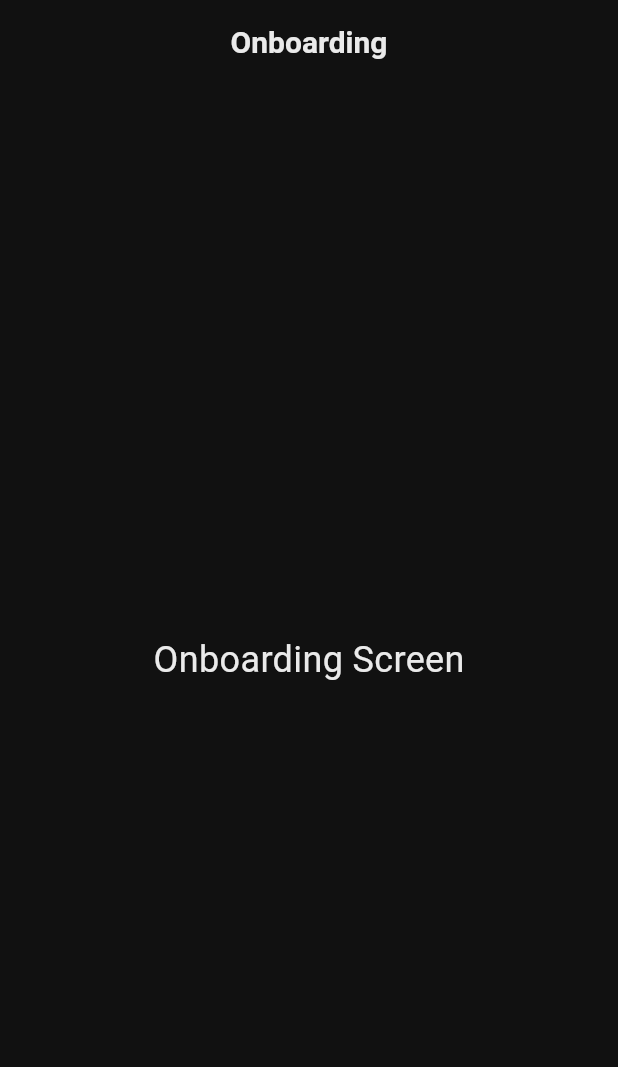
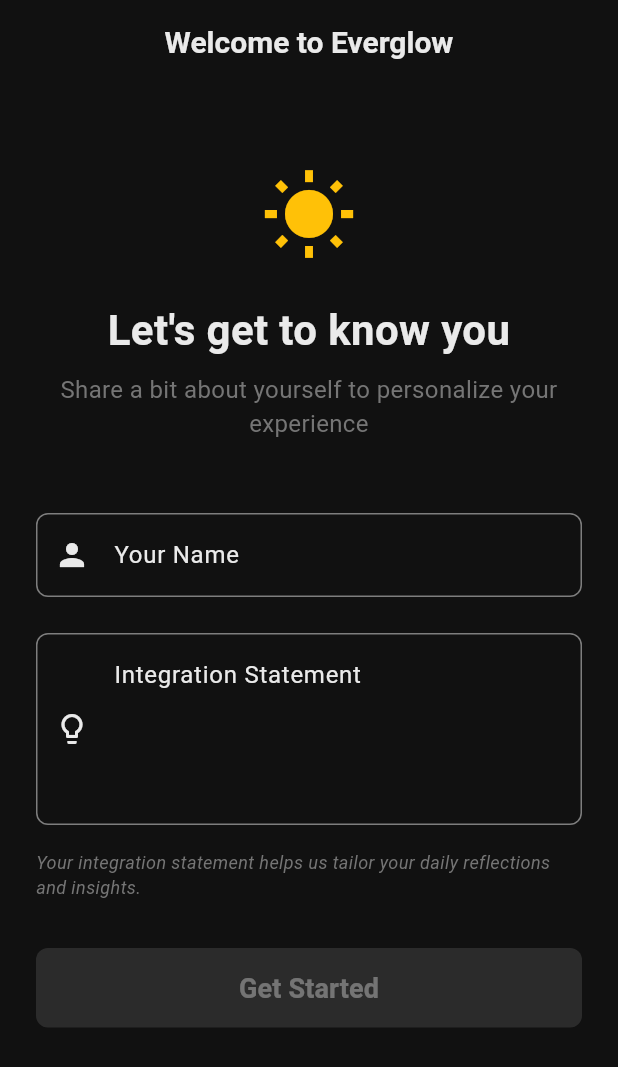
Before and after one commit to julianesar/everglow, a Flutter app: the screen it shows after launch, on a phone screen of 412 x 824 dp. Shown: the top 1067 px of the screen. Run offline on Flutter 3.47's test engine with Material 3 defaults, Android fonts, the phone set to English and light mode, and no system bars; our stand-ins replace flutter_riverpod, go_router, isar, riverpod_annotation; accounts and stored records are empty; generated files the repository leaves out were written again; Roboto replaces fonts that are missing (Lora, Satoshi).

Commit message:
onboarding screen ok

```diff
--- /dev/null
+++ b/lib/presentation/features/onboarding/onboarding_controller.dart
@@ -0,0 +1,115 @@
+import 'package:riverpod_annotation/riverpod_annotation.dart';
+import '../../../data/repositories/user_repository.dart';
+
+part 'onboarding_controller.g.dart';
+
+/// Immutable state class for the Onboarding screen.
+///
+/// Manages the user input state and button enablement logic.
+class OnboardingState {
+  /// Creates an [OnboardingState] instance.
+  const OnboardingState({
+    required this.name,
+    required this.statement,
+    required this.isButtonEnabled,
+  });
+
+  /// Creates the initial state with empty values.
+  const OnboardingState.initial()
+      : name = '',
+        statement = '',
+        isButtonEnabled = false;
+
+  /// The user's name input.
+  final String name;
+
+  /// The user's integration statement input.
+  final String statement;
+
+  /// Whether the submit button should be enabled.
+  ///
+  /// The button is enabled when both [name] and [statement] are not empty.
+  final bool isButtonEnabled;
+
+  /// Creates a copy of this state with the given fields replaced.
+  OnboardingState copyWith({
+    String? name,
+    String? statement,
+    bool? isButtonEnabled,
+  }) {
+    return OnboardingState(
+      name: name ?? this.name,
+      statement: statement ?? this.statement,
+      isButtonEnabled: isButtonEnabled ?? this.isButtonEnabled,
+    );
+  }
+
+  @override
+  bool operator ==(Object other) {
+    if (identical(this, other)) return true;
+
+    return other is OnboardingState &&
+        other.name == name &&
+        other.statement == statement &&
+        other.isButtonEnabled == isButtonEnabled;
+  }
+
+  @override
+  int get hashCode => name.hashCode ^ statement.hashCode ^ isButtonEnabled.hashCode;
+}
+
+/// Controller for managing onboarding screen state and logic.
+///
+/// This controller handles user input validation and data persistence
+/// through the [UserRepository].
+@riverpod
+class OnboardingController extends _$OnboardingController {
+  @override
+  OnboardingState build() {
+    return const OnboardingState.initial();
+  }
+
+  /// Updates the user's name in the state.
+  ///
+  /// Also recalculates whether the submit button should be enabled.
+  void updateName(String name) {
+    state = state.copyWith(
+      name: name,
+      isButtonEnabled: _shouldEnableButton(name, state.statement),
+    );
+  }
+
+  /// Updates the user's integration statement in the state.
+  ///
+  /// Also recalculates whether the submit button should be enabled.
+  void updateStatement(String statement) {
+    state = state.copyWith(
+      statement: statement,
+      isButtonEnabled: _shouldEnableButton(state.name, statement),
+    );
+  }
+
+  /// Submits the onboarding data to the repository.
+  ///
+  /// Validates that both name and statement are not empty before saving.
+  /// Throws an [ArgumentError] if validation fails.
+  Future<void> submitOnboarding() async {
+    if (state.name.isEmpty || state.statement.isEmpty) {
+      throw ArgumentError('Name and statement cannot be empty');
+    }
+
+    final repository = await ref.read(userRepositoryProvider.future);
+    await repository.saveUser(
+      name: state.name,
+      integrationStatement: state.statement,
+    );
+  }
+
+  /// Determines if the submit button should be enabled.
+  ///
+  /// The button is enabled when both [name] and [statement] are not empty
+  /// after trimming whitespace.
+  bool _shouldEnableButton(String name, String statement) {
+    return name.trim().isNotEmpty && statement.trim().isNotEmpty;
+  }
+}
--- a/lib/presentation/screens/onboarding/onboarding_screen.dart
+++ b/lib/presentation/screens/onboarding/onboarding_screen.dart
@@ -1,19 +1,135 @@
 import 'package:flutter/material.dart';
+import 'package:flutter_riverpod/flutter_riverpod.dart';
+import 'package:go_router/go_router.dart';
+import '../../features/onboarding/onboarding_controller.dart';
 
 /// Onboarding screen that introduces users to the app
-class OnboardingScreen extends StatelessWidget {
+///
+/// Collects user's name and integration statement before proceeding to main app
+class OnboardingScreen extends ConsumerWidget {
   const OnboardingScreen({super.key});
 
   @override
-  Widget build(BuildContext context) {
+  Widget build(BuildContext context, WidgetRef ref) {
+    final state = ref.watch(onboardingControllerProvider);
+    final controller = ref.read(onboardingControllerProvider.notifier);
+
     return Scaffold(
       appBar: AppBar(
-        title: const Text('Onboarding'),
+        title: const Text('Welcome to Everglow'),
+        centerTitle: true,
       ),
-      body: const Center(
-        child: Text(
-          'Onboarding Screen',
-          style: TextStyle(fontSize: 24),
+      body: SafeArea(
+        child: Padding(
+          padding: const EdgeInsets.all(24.0),
+          child: SingleChildScrollView(
+            child: Column(
+              crossAxisAlignment: CrossAxisAlignment.stretch,
+              children: [
+              // Header section
+              const SizedBox(height: 32),
+              const Icon(
+                Icons.wb_sunny,
+                size: 64,
+                color: Colors.amber,
+              ),
+              const SizedBox(height: 24),
+              const Text(
+                'Let\'s get to know you',
+                style: TextStyle(
+                  fontSize: 28,
+                  fontWeight: FontWeight.bold,
+                ),
+                textAlign: TextAlign.center,
+              ),
+              const SizedBox(height: 8),
+              Text(
+                'Share a bit about yourself to personalize your experience',
+                style: TextStyle(
+                  fontSize: 16,
+                  color: Colors.grey[600],
+                ),
+                textAlign: TextAlign.center,
+              ),
+              const SizedBox(height: 48),
+
+              // Name input field
+              TextField(
+                onChanged: controller.updateName,
+                decoration: const InputDecoration(
+                  labelText: 'Your Name',
+                  hintText: 'Enter your name',
+                  prefixIcon: Icon(Icons.person),
+                  border: OutlineInputBorder(),
+                ),
+                textInputAction: TextInputAction.next,
+              ),
+              const SizedBox(height: 24),
+
+              // Integration statement input field
+              TextField(
+                onChanged: controller.updateStatement,
+                decoration: const InputDecoration(
+                  labelText: 'Integration Statement',
+                  hintText: 'What do you want to integrate or achieve?',
+                  prefixIcon: Icon(Icons.lightbulb_outline),
+                  border: OutlineInputBorder(),
+                  alignLabelWithHint: true,
+                ),
+                maxLines: 4,
+                textInputAction: TextInputAction.done,
+              ),
+              const SizedBox(height: 16),
+
+              // Helper text
+              Text(
+                'Your integration statement helps us tailor your daily reflections and insights.',
+                style: TextStyle(
+                  fontSize: 12,
+                  color: Colors.grey[600],
+                  fontStyle: FontStyle.italic,
+                ),
+              ),
+
+              const SizedBox(height: 32),
+
+              // Submit button
+              ElevatedButton(
+                onPressed: state.isButtonEnabled
+                    ? () async {
+                        try {
+                          await controller.submitOnboarding();
+                          if (context.mounted) {
+                            // Navigate to report screen after successful onboarding
+                            context.go('/report');
+                          }
+                        } catch (e) {
+                          if (context.mounted) {
+                            ScaffoldMessenger.of(context).showSnackBar(
+                              SnackBar(
+                                content: Text('Error: ${e.toString()}'),
+                                backgroundColor: Colors.red,
+                              ),
+                            );
+                          }
+                        }
+                      }
+                    : null,
+                style: ElevatedButton.styleFrom(
+                  padding: const EdgeInsets.symmetric(vertical: 16),
+                  shape: RoundedRectangleBorder(
+                    borderRadius: BorderRadius.circular(8),
+                  ),
+                ),
+                child: const Text(
+                  'Get Started',
+                  style: TextStyle(fontSize: 18, fontWeight: FontWeight.bold),
+                ),
+              ),
+              const SizedBox(height: 24),
+              ],
+            ),
+          ),
         ),
       ),
     );
--- a/pubspec.yaml
+++ b/pubspec.yaml
@@ -16,6 +16,7 @@ dependencies:
   # Local Database
   isar: ^3.1.0+1
   isar_flutter_libs: ^3.1.0+1
+  path_provider: ^2.1.5
 
   # Navigation
   go_router: ^14.6.2
@@ -33,6 +34,7 @@ dependencies:
   # PDF Export
   pdf: ^3.11.1
   printing: ^5.13.4
+  riverpod_annotation: ^2.6.1
 
 dev_dependencies:
   flutter_test:
@@ -43,6 +45,7 @@ dev_dependencies:
   build_runner: ^2.4.13
   isar_generator: ^3.1.0+1
   json_serializable: ^6.8.0
+  riverpod_generator: ^2.4.0
 
 flutter:
   uses-material-design: true
```
Also changed, not shown: lib/data/local/isar_provider.dart (added, +52 -0 lines), lib/data/repositories/user_repository.dart (added, +105 -0 lines), lib/main.dart (+14 -1 lines), .claude/settings.local.json, lib/data/local/isar_provider.g.dart (added), lib/data/repositories/user_repository.g.dart (added), lib/presentation/features/onboarding/onboarding_controller.g.dart (added), pubspec.lock.
